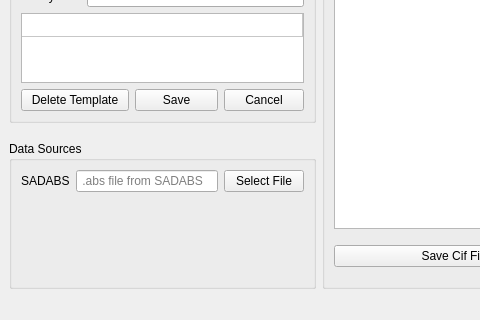
Qt form gui/finalcif_gui.ui (dkratzert/FinalCif) before a commit; both pictures show x 0 to 480 and y 395 to 715 of the 1097 by 715 pixel window.
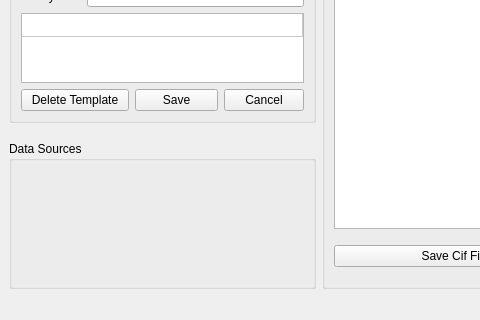
The same form after that commit.

What changed in the file:
```diff
--- a/gui/finalcif_gui.ui
+++ b/gui/finalcif_gui.ui
@@ -69,27 +69,7 @@
        <string>Data Sources</string>
       </property>
       <layout class="QGridLayout" name="DataSourcesGridLayout">
-       <item row="1" column="1">
-        <widget class="QLineEdit" name="DataFileEdit">
-         <property name="sizePolicy">
-          <sizepolicy hsizetype="Expanding" vsizetype="Fixed">
-           <horstretch>3</horstretch>
-           <verstretch>0</verstretch>
-          </sizepolicy>
-         </property>
-         <property name="placeholderText">
-          <string> .abs file from SADABS</string>
-         </property>
-        </widget>
-       </item>
        <item row="1" column="0">
-        <widget class="QLabel" name="DataFileLabel">
-         <property name="text">
-          <string>SADABS</string>
-         </property>
-        </widget>
-       </item>
-       <item row="2" column="1">
         <spacer name="verticalSpacer">
          <property name="orientation">
           <enum>Qt::Vertical</enum>
@@ -102,19 +82,6 @@
          </property>
         </spacer>
        </item>
-       <item row="1" column="2">
-        <widget class="QPushButton" name="DataFileButton">
-         <property name="sizePolicy">
-          <sizepolicy hsizetype="Minimum" vsizetype="Fixed">
-           <horstretch>1</horstretch>
-           <verstretch>0</verstretch>
-          </sizepolicy>
-         </property>
-         <property name="text">
-          <string>Select File</string>
-         </property>
-        </widget>
-       </item>
       </layout>
      </widget>
     </item>
```
